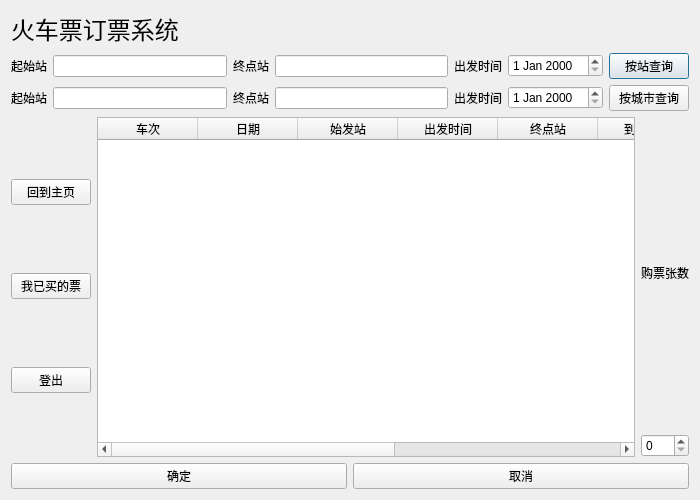
New-bottle/train-ticket-system, file UI/userbuy.ui: the form before one commit.
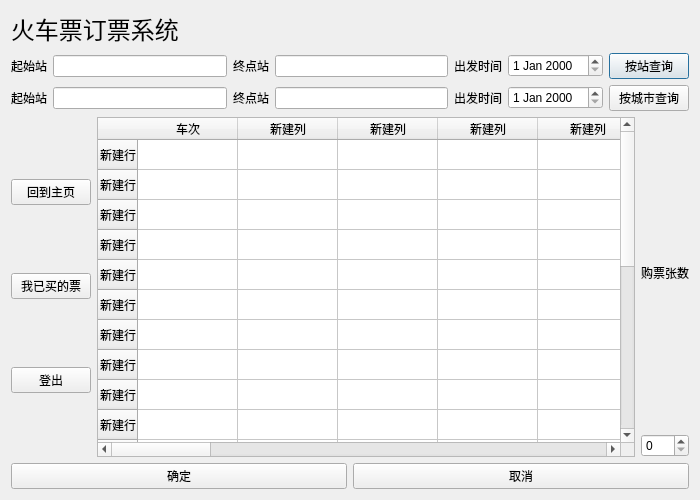
The form after the commit.

```diff
--- a/UI/userbuy.ui
+++ b/UI/userbuy.ui
@@ -138,11 +138,176 @@
      </item>
      <item>
       <widget class="QTableWidget" name="tableWidget">
+       <row>
+        <property name="text">
+         <string>新建行</string>
+        </property>
+       </row>
+       <row>
+        <property name="text">
+         <string>新建行</string>
+        </property>
+       </row>
+       <row>
+        <property name="text">
+         <string>新建行</string>
+        </property>
+       </row>
+       <row>
+        <property name="text">
+         <string>新建行</string>
+        </property>
+       </row>
+       <row>
+        <property name="text">
+         <string>新建行</string>
+        </property>
+       </row>
+       <row>
+        <property name="text">
+         <string>新建行</string>
+        </property>
+       </row>
+       <row>
+        <property name="text">
+         <string>新建行</string>
+        </property>
+       </row>
+       <row>
+        <property name="text">
+         <string>新建行</string>
+        </property>
+       </row>
+       <row>
+        <property name="text">
+         <string>新建行</string>
+        </property>
+       </row>
+       <row>
+        <property name="text">
+         <string>新建行</string>
+        </property>
+       </row>
+       <row>
+        <property name="text">
+         <string>新建行</string>
+        </property>
+       </row>
+       <row>
+        <property name="text">
+         <string>新建行</string>
+        </property>
+       </row>
+       <row>
+        <property name="text">
+         <string>新建行</string>
+        </property>
+       </row>
+       <row>
+        <property name="text">
+         <string>新建行</string>
+        </property>
+       </row>
+       <row>
+        <property name="text">
+         <string>新建行</string>
+        </property>
+       </row>
+       <row>
+        <property name="text">
+         <string>新建行</string>
+        </property>
+       </row>
+       <row>
+        <property name="text">
+         <string>新建行</string>
+        </property>
+       </row>
+       <row>
+        <property name="text">
+         <string>新建行</string>
+        </property>
+       </row>
+       <row>
+        <property name="text">
+         <string>新建行</string>
+        </property>
+       </row>
+       <row>
+        <property name="text">
+         <string>新建行</string>
+        </property>
+       </row>
+       <row>
+        <property name="text">
+         <string>新建行</string>
+        </property>
+       </row>
+       <row>
+        <property name="text">
+         <string>新建行</string>
+        </property>
+       </row>
        <column>
         <property name="text">
          <string>车次</string>
         </property>
        </column>
+       <column>
+        <property name="text">
+         <string>新建列</string>
+        </property>
+       </column>
+       <column>
+        <property name="text">
+         <string>新建列</string>
+        </property>
+       </column>
+       <column>
+        <property name="text">
+         <string>新建列</string>
+        </property>
+       </column>
+       <column>
+        <property name="text">
+         <string>新建列</string>
+        </property>
+       </column>
+       <column>
+        <property name="text">
+         <string>新建列</string>
+        </property>
+       </column>
+       <column>
+        <property name="text">
+         <string>新建列</string>
+        </property>
+       </column>
+       <column>
+        <property name="text">
+         <string>新建列</string>
+        </property>
+       </column>
+       <column>
+        <property name="text">
+         <string>新建列</string>
+        </property>
+       </column>
+       <column>
+        <property name="text">
+         <string>新建列</string>
+        </property>
+       </column>
+       <column>
+        <property name="text">
+         <string>新建列</string>
+        </property>
+       </column>
+       <column>
+        <property name="text">
+         <string>新建列</string>
+        </property>
+       </column>
        <column>
         <property name="text">
          <string>日期</string>
```
